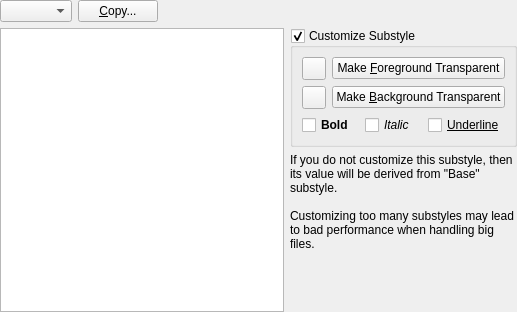
martinrotter/textosaurus, file src/gui/settings/syntaxcolorthemeeditor.ui: the form before one commit.
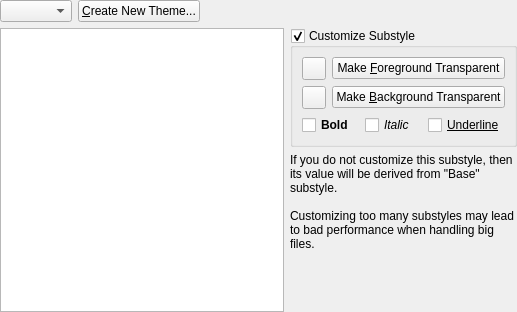
The form after the commit. Custom widgets are drawn as their Qt base class.

Commit message: Monokai Neo theme.

The edit to the form file:
```diff
--- a/src/gui/settings/syntaxcolorthemeeditor.ui
+++ b/src/gui/settings/syntaxcolorthemeeditor.ui
@@ -121,7 +121,7 @@
         </sizepolicy>
        </property>
        <property name="text">
-        <string>&amp;Copy...</string>
+        <string>&amp;Create New Theme...</string>
        </property>
       </widget>
      </item>
```
The commit also changes 2 other files.
